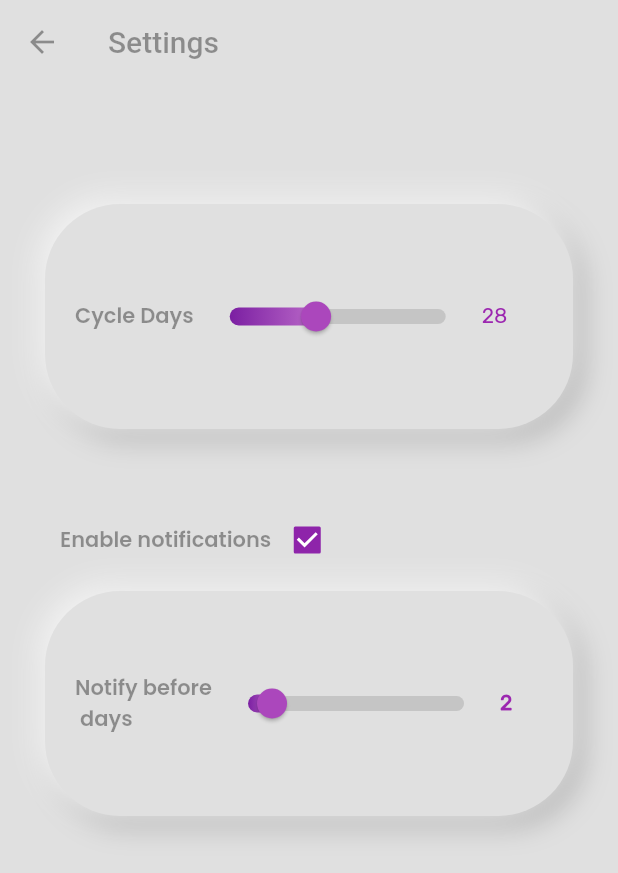
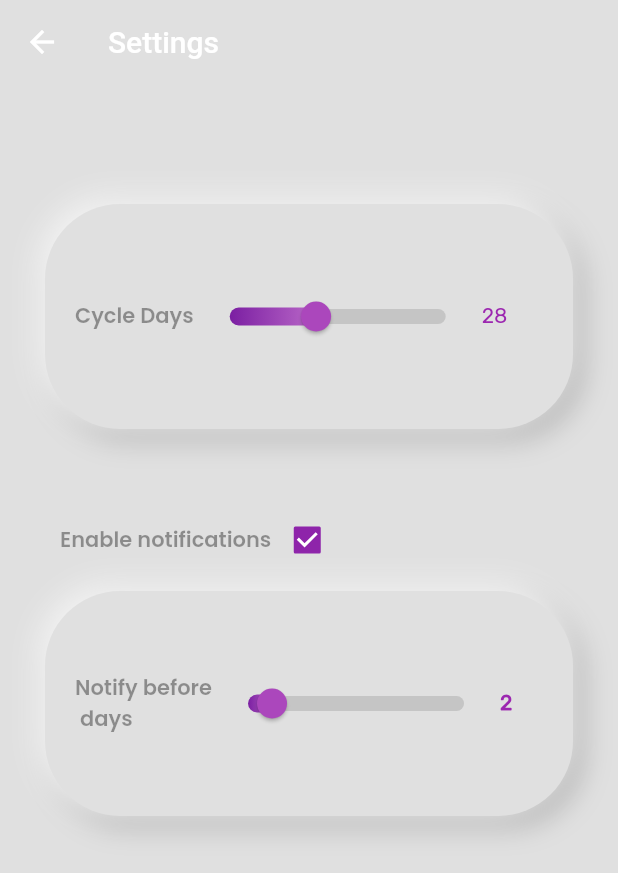
Before and after one commit to Delwn/Kitkat, a Flutter app: the screen it shows after launch, after a tap on the "settings" icon, on a phone screen of 412 x 824 dp. Shown: the top 873 px of the screen. Run offline on Flutter 3.47's test engine with Material 2 defaults, Android fonts, the phone set to English and light mode, and no system bars; our stand-ins replace blurrycontainer, flutter_inset_box_shadow, flutter_local_notifications, flutter_neumorphic, hive_flutter, numberpicker; missing offline and left inert: android_alarm_manager_plus; accounts and stored records are empty.

Commit message:
before migrate

```diff
--- a/lib/main.dart
+++ b/lib/main.dart
@@ -26,9 +26,6 @@ class MyApp extends StatelessWidget {
       create: (context) => KitKatProvider(),
       child: MaterialApp(
         title: 'KitKat v1.0',
-        theme: ThemeData(
-          appBarTheme: const AppBarTheme(foregroundColor: Colors.black38),
-        ),
         home: const NeuHomePage(title: 'KitKat'),
         debugShowCheckedModeBanner: false,
       ),
```
Also changed, not shown: pubspec.lock, 19 other files.
